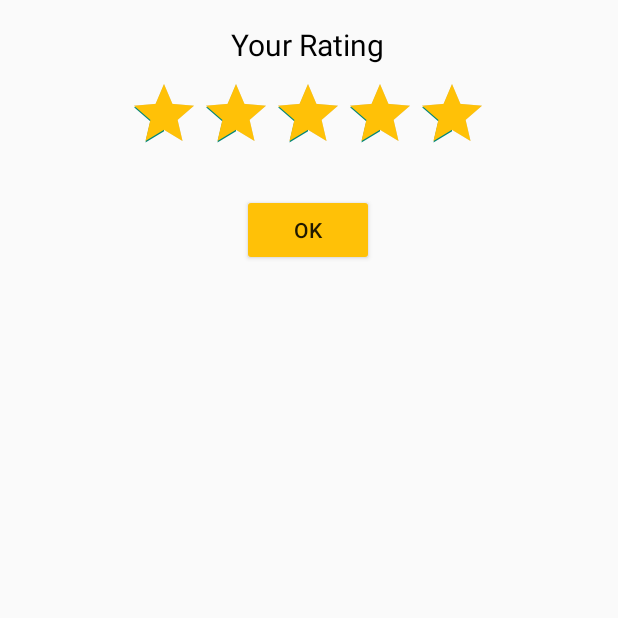
After one commit to trongten/BaiTapOnCKLTTBDD, an Android app: the CustomDialogRating screen opened directly, with no data from a screen before it, on a phone screen of 412 x 824 dp, the top half of it. The commit adds this screen. Run offline under Robolectric (Android 15) with nearby library versions, the phone set to English and light mode, and no system bars.

```diff
--- /dev/null
+++ b/app/src/main/java/com/example/movierating/activity/CustomDialogRating.java
@@ -0,0 +1,21 @@
+package com.example.movierating.activity;
+
+import androidx.appcompat.app.AppCompatActivity;
+
+import android.os.Bundle;
+import android.widget.RatingBar;
+import android.widget.Toast;
+
+import com.example.movierating.R;
+
+public class CustomDialogRating extends AppCompatActivity {
+
+    @Override
+    protected void onCreate(Bundle savedInstanceState) {
+        super.onCreate(savedInstanceState);
+        setContentView(R.layout.activity_custom_dialog_rating);
+        RatingBar rt = findViewById(R.id.ratingBar123);
+
+
+    }
+}
--- a/app/src/main/java/com/example/movierating/activity/movieList.java
+++ b/app/src/main/java/com/example/movierating/activity/movieList.java
@@ -32,7 +32,7 @@ public class movieList extends AppCompatActivity {
         setContentView(R.layout.activity_main);
         movies = new ArrayList<>();
 
-        db_movie = DB_Movie.getInMemoryDatabase(getApplicationContext());
+        db_movie = DB_Movie.getInMemoryDatabase(getBaseContext());
         db_movie.dao_movie().deleteAll();
         movies = db_movie.dao_movie().findAllMovies();
 
--- a/app/src/main/java/com/example/movierating/adapter/movieListAdapter.java
+++ b/app/src/main/java/com/example/movierating/adapter/movieListAdapter.java
@@ -77,6 +77,7 @@ public class movieListAdapter extends BaseAdapter {
             @Override
             public void onClick(View view) {
                 Intent i = new Intent(context, movieDetail.class);
+                i.putExtra("id",movie.getId());
                 i.putExtra("name", movie.getMovieName());
                 i.putExtra("description", movie.getDescription());
                 i.putExtra("rating", movie.getRating());
--- a/app/src/main/java/com/example/movierating/fragment/movieListFragment.java
+++ b/app/src/main/java/com/example/movierating/fragment/movieListFragment.java
@@ -54,7 +54,7 @@ public class movieListFragment extends Fragment {
     private void createData() {
         db_movie.dao_movie().deleteAll();
         db_movie.dao_movie().insertMovie(
-                new Movie("Moon Knight", "Steven Grant discovers he's been granted the powers of an Egyptian moon god. But he soon finds out that these newfound powers can be both a blessing and a curse to his troubled life.",
+                new Movie(10,"Moon Knight", "Steven Grant discovers he's been granted the powers of an Egyptian moon god. But he soon finds out that these newfound powers can be both a blessing and a curse to his troubled life.",
                         "x7Krla_UxRg",
                         "https://m.media-amazon.com/images/M/MV5BYTc5OWNhYjktMThlOS00ODUxLTgwNDQtZjdjYjkyM2IwZTZlXkEyXkFqcGdeQXVyNTA3MTU2MjE@._V1_.jpg",
                         4.9,
--- /dev/null
+++ b/app/src/main/res/layout/activity_custom_dialog_rating.xml
@@ -0,0 +1,47 @@
+<?xml version="1.0" encoding="utf-8"?>
+<androidx.constraintlayout.widget.ConstraintLayout xmlns:android="http://schemas.android.com/apk/res/android"
+    xmlns:app="http://schemas.android.com/apk/res-auto"
+    xmlns:tools="http://schemas.android.com/tools"
+    android:layout_width="match_parent"
+    android:layout_height="match_parent"
+    tools:context=".activity.CustomDialogRating">
+
+
+    <Button
+        android:id="@+id/btnok"
+        android:layout_width="wrap_content"
+        android:layout_height="wrap_content"
+        android:layout_marginTop="20dp"
+        android:backgroundTint="#FFC107"
+        android:text="OK"
+        app:layout_constraintEnd_toEndOf="@+id/ratingBar123"
+        app:layout_constraintStart_toStartOf="@+id/ratingBar123"
+        app:layout_constraintTop_toBottomOf="@+id/ratingBar123" />
+
+    <TextView
+        android:id="@+id/textView7"
+        android:layout_width="wrap_content"
+        android:layout_height="wrap_content"
+        android:layout_marginTop="16dp"
+        android:text="Your Rating"
+        android:textColor="#000000"
+        android:textSize="20sp"
+        app:layout_constraintEnd_toEndOf="parent"
+        app:layout_constraintHorizontal_bias="0.498"
+        app:layout_constraintStart_toStartOf="parent"
+        app:layout_constraintTop_toTopOf="parent" />
+
+    <RatingBar
+        android:id="@+id/ratingBar123"
+        android:layout_width="wrap_content"
+        android:layout_height="wrap_content"
+        android:layout_marginTop="52dp"
+        android:numStars="5"
+        android:progressTint="#FFC107"
+        android:rating="5"
+        app:layout_constraintEnd_toEndOf="parent"
+        app:layout_constraintHorizontal_bias="0.497"
+        app:layout_constraintStart_toStartOf="parent"
+        app:layout_constraintTop_toTopOf="parent" />
+
+</androidx.constraintlayout.widget.ConstraintLayout>
```
Also changed, not shown: app/src/main/AndroidManifest.xml (+14 -7 lines), app/src/main/java/com/example/movierating/activity/Comment_Detail.java (added, +16 -0 lines), app/src/main/java/com/example/movierating/activity/movieDetail.java (+88 -2 lines), app/src/main/java/com/example/movierating/adapter/CommentAdapter.java (added, +66 -0 lines), app/src/main/java/com/example/movierating/entity/Movie.java (+10 -0 lines), app/src/main/java/com/example/movierating/entity/Rate.java (added, +50 -0 lines), app/src/main/res/layout/activity_comment_detail.xml (added, +41 -0 lines).
